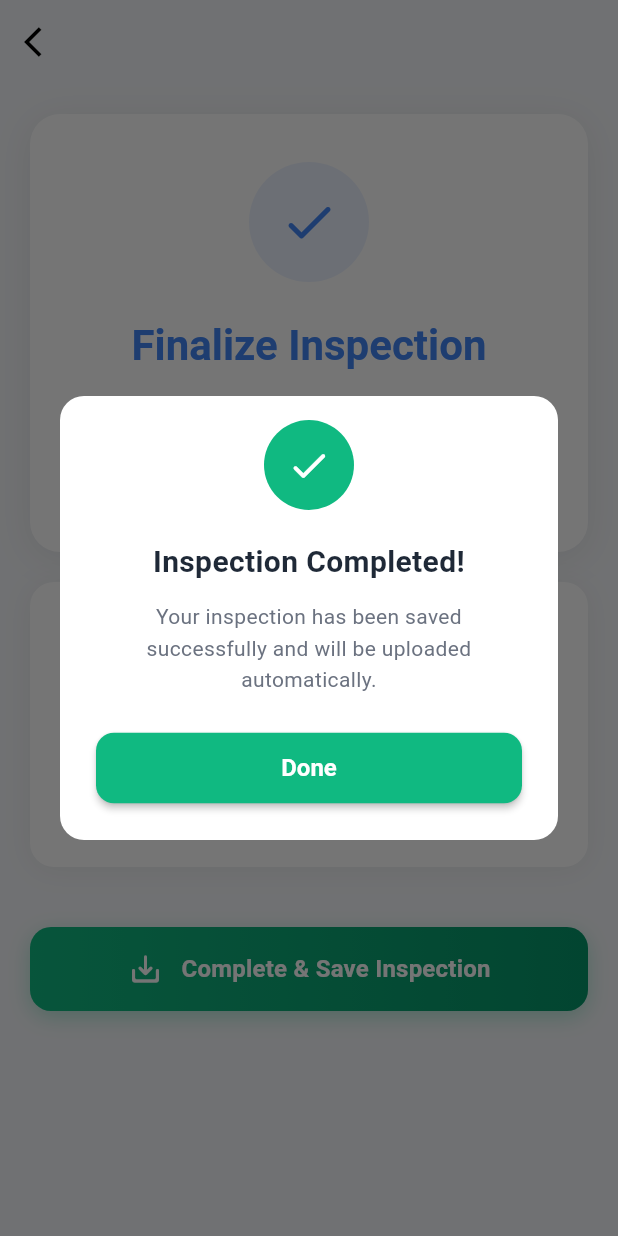
After one commit to EshanRubbani/safe_harbor_field_app, a Flutter app: the InspectionReportFinalizeView screen opened by its route, after a tap on "Complete & Save Inspection", on a phone screen of 412 x 824 dp. The commit adds this screen. Run offline on Flutter 3.47's test engine with Material 3 defaults, Android fonts, the phone set to English and light mode, and no system bars; our stand-ins replace cloud_firestore, firebase_auth, firebase_core, get, image_picker, permission_handler and 1 more; accounts and stored records are empty; Roboto replaces fonts that are missing (Poppins).

Commit message:
Enhance inspection report functionality and UI updates
- Added methods in InspectionReportModel to check for primary risk photos and questionnaire response completion.
- Updated InspectionReportsController to auto-assess report completion status based on questionnaire responses and photos.
- Modified InspectionReportView to display completion statistics and improved report status tagging.
- Introduced a new route for finalizing inspection reports and updated navigation logic in the questionnaire view.

```diff
--- a/lib/app/controllers/inspection_questionaire_controller.dart
+++ b/lib/app/controllers/inspection_questionaire_controller.dart
@@ -627,4 +627,17 @@ class QuestionnaireController extends GetxController {
 
   // Check if form is ready for submission
   bool get isReadyForSubmission => isFormValid.value && !isSubmitting.value;
+
+  // Get total number of questions
+  int get totalQuestions => questions.length;
+
+  // Get number of answered questions
+  int get answeredQuestions {
+    return formData.entries
+        .where((entry) => entry.value != null && entry.value.toString().trim().isNotEmpty)
+        .length;
+  }
+
+  // Check if all questions are answered
+  bool get isAllQuestionsAnswered => answeredQuestions >= totalQuestions;
 }
--- a/lib/app/controllers/inspection_reports_controller.dart
+++ b/lib/app/controllers/inspection_reports_controller.dart
@@ -102,6 +102,18 @@ class InspectionReportsController extends GetxController {
     report.questionnaireResponses = formData;
     report.images = imagesMap;
     report.updatedAt = DateTime.now();
+
+    // Auto-assess completion status based on photos and questionnaire
+    if (report.status != InspectionReportStatus.uploaded) {
+      final totalQuestions = questionnaireController.totalQuestions;
+      if (report.isCompleted(totalQuestions: totalQuestions)) {
+        report.status = InspectionReportStatus.completed;
+        print('[Save] Report marked as completed: ${report.id}');
+      } else {
+        report.status = InspectionReportStatus.inProgress;
+      }
+    }
+
     final idx = localReports.indexWhere((r) => r.id == report.id);
     if (idx >= 0) {
       localReports[idx] = report;
@@ -166,16 +178,34 @@ class InspectionReportsController extends GetxController {
     }
   }
 
-  /// Complete and upload the current report.
-  /// - Marks as completed, saves, uploads to Firestore.
-  /// - If upload succeeds, marks as uploaded and saves again.
-  /// - Completed reports cannot be resumed or viewed.
+  /// Assess and update the current report status based on completion checks.
+  void assessReportCompletion(String reportId) {
+    final report = localReports.firstWhereOrNull((r) => r.id == reportId);
+    if (report == null) return;
+    final totalQuestions = questionnaireController.totalQuestions;
+    if (report.isCompleted(totalQuestions: totalQuestions)) {
+      report.status = InspectionReportStatus.completed;
+    } else {
+      report.status = InspectionReportStatus.inProgress;
+    }
+    saveCurrentReportProgress();
+  }
+
+  /// Complete and upload the current report if it is fully completed.
+  /// - Marks as uploaded and saves again if successful.
   Future<void> completeAndUploadCurrentReport() async {
     if (currentReport.value == null) {
       print('[Complete/Upload] No current report to complete/upload.');
       return;
     }
     final report = currentReport.value!;
+
+    final totalQuestions = questionnaireController.totalQuestions;
+    if (!report.isCompleted(totalQuestions: totalQuestions)) {
+      print('[Complete/Upload] Report is not completed: ${report.id}');
+      return;
+    }
+
     report.status = InspectionReportStatus.completed;
     report.updatedAt = DateTime.now();
     saveCurrentReportProgress();
--- a/lib/app/routes/app_pages.dart
+++ b/lib/app/routes/app_pages.dart
@@ -4,6 +4,7 @@ import 'package:safe_harbor_field_app/app/views/home/home_view.dart';
 import 'package:safe_harbor_field_app/app/views/inspection/inspection_photos_view.dart';
 import 'package:safe_harbor_field_app/app/views/inspection/inspection_questionaire_view.dart';
 import 'package:safe_harbor_field_app/app/views/inspection/inspection_report_view.dart';
+import 'package:safe_harbor_field_app/app/views/inspection/inspection_report_finalize_view.dart';
 import 'package:safe_harbor_field_app/app/views/splash/splash_view.dart';
 import 'app_routes.dart';
 
@@ -33,9 +34,13 @@ class AppPages {
       name: AppRoutes.inspection_questionaire,
       page: () => InspectionQuestionnaireView(),
     ),
-     GetPage(
+    GetPage(
       name: AppRoutes.inspection_report,
       page: () => InspectionReportView(),
     ),
+    GetPage(
+      name: AppRoutes.inspection_report_finalize,
+      page: () => const InspectionReportFinalizeView(),
+    ),
   ];
 }
--- a/lib/app/routes/app_routes.dart
+++ b/lib/app/routes/app_routes.dart
@@ -9,6 +9,7 @@ abstract class AppRoutes {
   static const inspection_photos = '/inspection-photos';
   static const inspection_questionaire = '/inspection-questionnaire';
   static const inspection_report = '/inspection-report';
+  static const inspection_report_finalize = '/inspection-report-finalize';
 
 
 
--- a/lib/app/views/inspection/inspection_questionaire_view.dart
+++ b/lib/app/views/inspection/inspection_questionaire_view.dart
@@ -208,7 +208,7 @@ class InspectionQuestionnaireView extends StatelessWidget {
                     child: controller.isFormValid.value
                         ? FloatingActionButton.extended(
                             onPressed: () {
-                              Get.toNamed(AppRoutes.inspection_report);
+                              Get.toNamed(AppRoutes.inspection_report_finalize);
                             },
                             icon: const Icon(Icons.check_circle_outline_rounded),
                             label: const Text('Submit Questionnaire'),
--- /dev/null
+++ b/lib/app/views/inspection/inspection_report_finalize_view.dart
@@ -0,0 +1,367 @@
+import 'package:flutter/material.dart';
+import 'package:get/get.dart';
+import 'package:safe_harbor_field_app/app/controllers/inspection_questionaire_controller.dart';
+import 'package:safe_harbor_field_app/app/controllers/inspection_reports_controller.dart';
+import 'package:safe_harbor_field_app/app/routes/app_routes.dart';
+
+class InspectionReportFinalizeView extends StatelessWidget {
+  const InspectionReportFinalizeView({super.key});
+
+  @override
+  Widget build(BuildContext context) {
+    final theme = Theme.of(context);
+    final colorScheme = theme.colorScheme;
+    final size = MediaQuery.of(context).size;
+
+    return Scaffold(
+      backgroundColor: const Color(0xFFF5F7FA),
+      appBar: AppBar(
+        backgroundColor: Colors.transparent,
+        elevation: 0,
+        leading: IconButton(
+          icon: Icon(Icons.arrow_back_ios, color: colorScheme.onSurface),
+          onPressed: () => Get.back(),
+        ),
+      ),
+      body: SafeArea(
+        child: SingleChildScrollView(
+          padding: const EdgeInsets.all(20.0),
+          child: Column(
+            children: [
+              // Header Card
+              _buildHeaderCard(colorScheme, theme),
+
+              const SizedBox(height: 20),
+
+              // Complete and Save Card
+              _buildCompleteAndSaveCard(colorScheme, theme),
+
+              const SizedBox(height: 40),
+
+              // Complete Button
+              _buildCompleteButton(colorScheme, theme),
+
+              const SizedBox(height: 20),
+            ],
+          ),
+        ),
+      ),
+    );
+  }
+
+  Widget _buildHeaderCard(ColorScheme colorScheme, ThemeData theme) {
+    return Container(
+      width: double.infinity,
+      padding: const EdgeInsets.all(32.0),
+      decoration: BoxDecoration(
+        color: Colors.white,
+        borderRadius: BorderRadius.circular(20),
+        boxShadow: [
+          BoxShadow(
+            color: Colors.black.withOpacity(0.08),
+            blurRadius: 20,
+            offset: const Offset(0, 4),
+          ),
+        ],
+      ),
+      child: Column(
+        children: [
+          // Checkmark Icon
+          Container(
+            width: 80,
+            height: 80,
+            decoration: BoxDecoration(
+              color: const Color(0xFF4285F4).withOpacity(0.1),
+              shape: BoxShape.circle,
+            ),
+            child: const Icon(
+              Icons.check_rounded,
+              size: 40,
+              color: Color(0xFF4285F4),
+            ),
+          ),
+
+          const SizedBox(height: 24),
+
+          // Title
+          Text(
+            'Finalize Inspection',
+            style: theme.textTheme.headlineMedium?.copyWith(
+              fontWeight: FontWeight.w700,
+              color: const Color(0xFF4285F4),
+              fontSize: 28,
+            ) ??
+            const TextStyle(
+              fontSize: 28,
+              fontWeight: FontWeight.w700,
+              color: Color(0xFF4285F4),
+            ),
+            textAlign: TextAlign.center,
+          ),
+
+          const SizedBox(height: 16),
+
+          // Description
+          Text(
+            'Save the completed inspection to your device. It will be uploaded automatically later.',
+            style: theme.textTheme.bodyLarge?.copyWith(
+              color: const Color(0xFF6B7280),
+              fontSize: 16,
+              height: 1.5,
+            ) ??
+            const TextStyle(
+              fontSize: 16,
+              color: Color(0xFF6B7280),
+              height: 1.5,
+            ),
+            textAlign: TextAlign.center,
+          ),
+        ],
+      ),
+    );
+  }
+
+  Widget _buildCompleteAndSaveCard(ColorScheme colorScheme, ThemeData theme) {
+    return Container(
+      width: double.infinity,
+      padding: const EdgeInsets.all(24.0),
+      decoration: BoxDecoration(
+        color: Colors.white,
+        borderRadius: BorderRadius.circular(16),
+        boxShadow: [
+          BoxShadow(
+            color: Colors.black.withOpacity(0.06),
+            blurRadius: 15,
+            offset: const Offset(0, 2),
+          ),
+        ],
+      ),
+      child: Column(
+        crossAxisAlignment: CrossAxisAlignment.start,
+        children: [
+          // Section Header
+          Row(
+            children: [
+              Container(
+                padding: const EdgeInsets.all(10),
+                decoration: BoxDecoration(
+                  color: const Color(0xFF4285F4).withOpacity(0.1),
+                  borderRadius: BorderRadius.circular(10),
+                ),
+                child: const Icon(
+                  Icons.save_alt_rounded,
+                  size: 24,
+                  color: Color(0xFF4285F4),
+                ),
+              ),
+              const SizedBox(width: 16),
+              Text(
+                'Complete and Save',
+                style: theme.textTheme.titleLarge?.copyWith(
+                  fontWeight: FontWeight.w600,
+                  color: const Color(0xFF4285F4),
+                  fontSize: 20,
+                ) ??
+                const TextStyle(
+                  fontSize: 20,
+                  fontWeight: FontWeight.w600,
+                  color: Color(0xFF4285F4),
+                ),
+              ),
+            ],
+          ),
+
+          const SizedBox(height: 20),
+
+          // Description
+          Text(
+            'This will save all photos and answers to your device. You can view it on the "Completed Inspections" page.',
+            style: theme.textTheme.bodyLarge?.copyWith(
+              color: const Color(0xFF6B7280),
+              fontSize: 16,
+              height: 1.6,
+            ) ??
+            const TextStyle(
+              fontSize: 16,
+              color: Color(0xFF6B7280),
+              height: 1.6,
+            ),
+          ),
+        ],
+      ),
+    );
+  }
+
+  Widget _buildCompleteButton(ColorScheme colorScheme, ThemeData theme) {
+    return Container(
+      width: double.infinity,
+      height: 56,
+      decoration: BoxDecoration(
+        gradient: const LinearGradient(
+          begin: Alignment.centerLeft,
+          end: Alignment.centerRight,
+          colors: [
+            Color(0xFF10B981),
+            Color(0xFF059669),
+          ],
+        ),
+        borderRadius: BorderRadius.circular(14),
+        boxShadow: [
+          BoxShadow(
+            color: const Color(0xFF10B981).withOpacity(0.3),
+            blurRadius: 12,
+            offset: const Offset(0, 4),
+          ),
+        ],
+      ),
+      child: Material(
+        color: Colors.transparent,
+        child: InkWell(
+          onTap: () async {
+            await _handleCompleteAndSave();
+          },
+          borderRadius: BorderRadius.circular(14),
+          child: Container(
+            padding: const EdgeInsets.symmetric(horizontal: 24),
+            child: Row(
+              mainAxisAlignment: MainAxisAlignment.center,
+              children: [
+                const Icon(
+                  Icons.save_alt_rounded,
+                  color: Colors.white,
+                  size: 24,
+                ),
+                const SizedBox(width: 12),
+                Text(
+                  'Complete & Save Inspection',
+                  style: theme.textTheme.titleMedium?.copyWith(
+                    fontWeight: FontWeight.w600,
+                    color: Colors.white,
+                    fontSize: 16,
+                  ) ??
+                  const TextStyle(
+                    fontSize: 16,
+                    fontWeight: FontWeight.w600,
+                    color: Colors.white,
+                  ),
+                ),
+              ],
+            ),
+          ),
+        ),
+      ),
+    );
+  }
+
+  Future<void> _handleCompleteAndSave() async {
+    try {
+      // Show loading state
+      Get.dialog(
+        const Center(
+          child: CircularProgressIndicator(
+            valueColor: AlwaysStoppedAnimation<Color>(Color(0xFF10B981)),
+          ),
+        ),
+        barrierDismissible: false,
+      );
+
+      final reportsController = Get.find<InspectionReportsController>();
+
+      // Complete and upload the current report
+      await reportsController.completeAndUploadCurrentReport();
+
+      // Close loading dialog
+      Get.back();
+
+      // Show success dialog
+      Get.dialog(
+        AlertDialog(
+          shape: RoundedRectangleBorder(
+            borderRadius: BorderRadius.circular(16),
+          ),
+          content: Column(
+            mainAxisSize: MainAxisSize.min,
+            children: [
+              Container(
+                width: 60,
+                height: 60,
+                decoration: const BoxDecoration(
+                  color: Color(0xFF10B981),
+                  shape: BoxShape.circle,
+                ),
+                child: const Icon(
+                  Icons.check_rounded,
+                  color: Colors.white,
+                  size: 30,
+                ),
+              ),
+              const SizedBox(height: 20),
+              const Text(
+                'Inspection Completed!',
+                style: TextStyle(
+                  fontSize: 20,
+                  fontWeight: FontWeight.w600,
+                  color: Color(0xFF1F2937),
+                ),
+                textAlign: TextAlign.center,
+              ),
+              const SizedBox(height: 12),
+              const Text(
+                'Your inspection has been saved successfully and will be uploaded automatically.',
+                style: TextStyle(
+                  fontSize: 14,
+                  color: Color(0xFF6B7280),
+                  height: 1.5,
+                ),
+                textAlign: TextAlign.center,
+              ),
+              const SizedBox(height: 24),
+              SizedBox(
+                width: double.infinity,
+                child: ElevatedButton(
+                  onPressed: () {
+                    Get.back(); // Close dialog
+                    Get.offAllNamed(AppRoutes.HOME); // Go to home
+                  },
+                  style: ElevatedButton.styleFrom(
+                    backgroundColor: const Color(0xFF10B981),
+                    shape: RoundedRectangleBorder(
+                      borderRadius: BorderRadius.circular(12),
+                    ),
+                    padding: const EdgeInsets.symmetric(vertical: 14),
+                  ),
+                  child: const Text(
+                    'Done',
+                    style: TextStyle(
+                      fontSize: 16,
+                      fontWeight: FontWeight.w600,
+                      color: Colors.white,
+                    ),
+                  ),
+                ),
+              ),
+            ],
+          ),
+        ),
+        barrierDismissible: false,
+      );
+
+    } catch (e) {
+      // Close loading dialog if it's open
+      if (Get.isDialogOpen == true) {
+        Get.back();
+      }
+
+      // Show error message
+      Get.snackbar(
+        'Error',
+        'Failed to complete inspection: ${e.toString()}',
+        snackPosition: SnackPosition.TOP,
+        backgroundColor: Colors.red,
+        colorText: Colors.white,
+        margin: const EdgeInsets.all(16),
+        borderRadius: 12,
+      );
+    }
+  }
+}
```
Also changed, not shown: lib/app/models/inspection_report_model.dart (+69 -0 lines), lib/app/views/inspection/inspection_report_finalize.dart (added, +14 -0 lines), lib/app/views/inspection/inspection_report_view.dart (+71 -18 lines).
